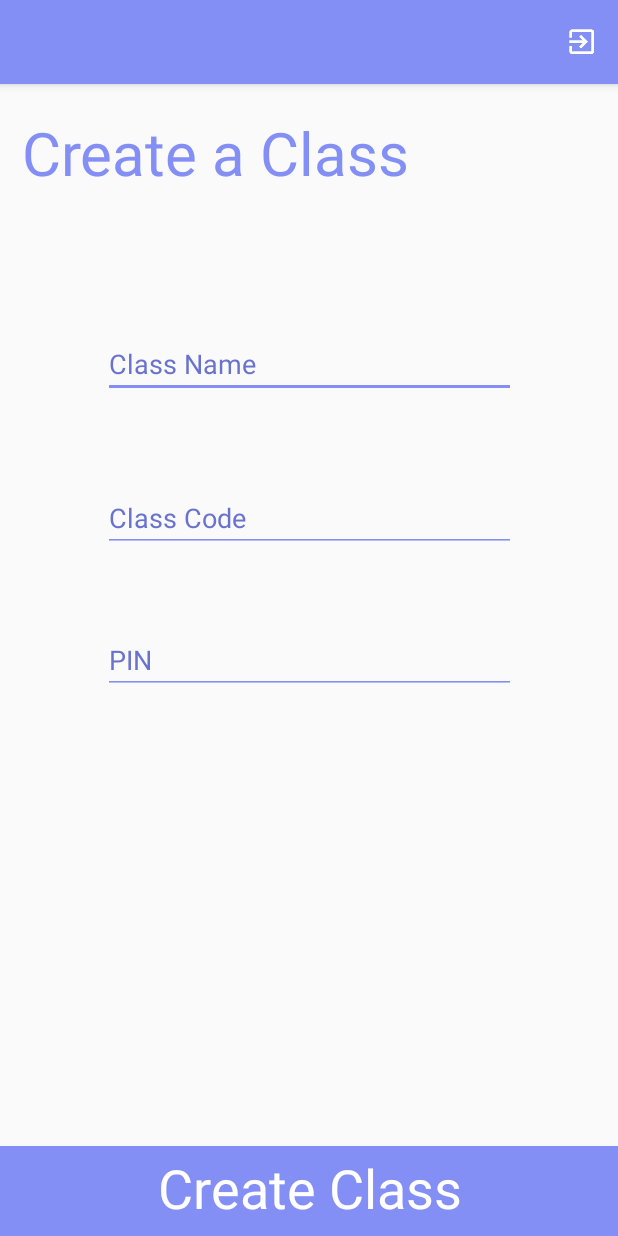
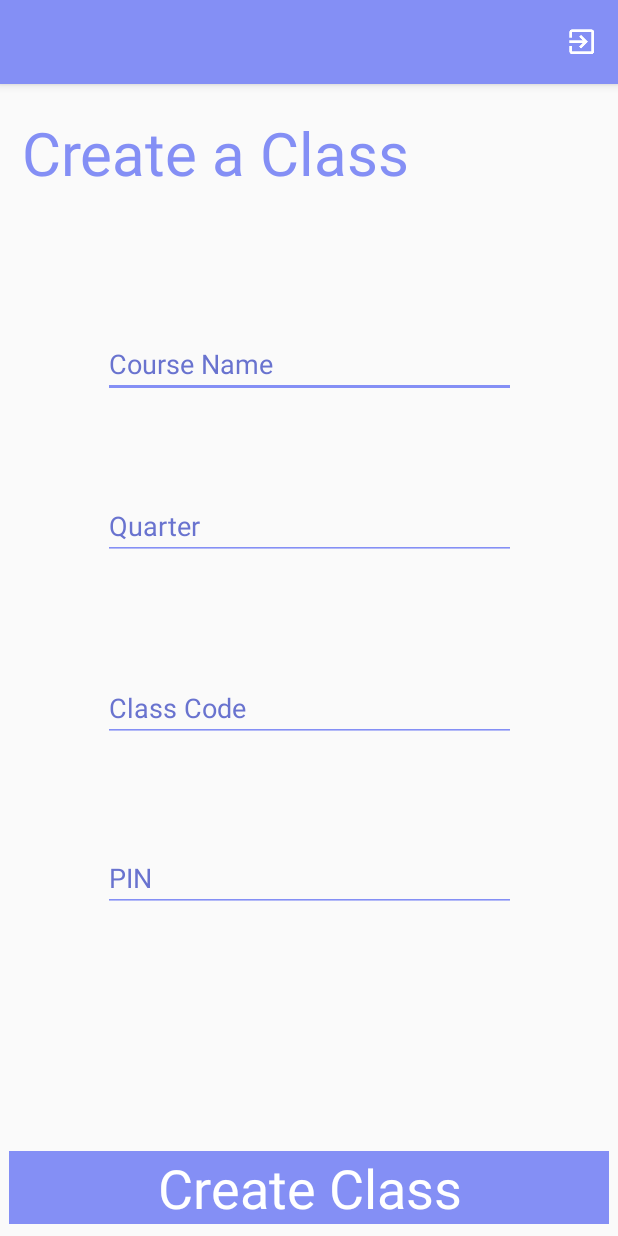
Before and after one commit to ksuhr1/CMPS115-Etendence, an Android app: the PaddClass screen opened directly, with no data from a screen before it, on a phone screen of 412 x 824 dp. Run offline under Robolectric (Android 15) with nearby library versions, the phone set to English and light mode, and no system bars; our stand-ins replace Firebase (no records; nobody signed in at launch, a user with empty details on screens opened directly).

Commit message:
Added quarter field to professor create class

```diff
--- a/app/src/main/java/ucsc/ettendance/PaddClass.java
+++ b/app/src/main/java/ucsc/ettendance/PaddClass.java
@@ -34,8 +34,6 @@ public class PaddClass extends AppCompatActivity
     private static FirebaseAuth mFirebaseAuth;
     private FirebaseUser mFirebaseUser;
 
-
-
     private DatabaseReference databaseReference;
 
     @Override
@@ -47,8 +45,9 @@ public class PaddClass extends AppCompatActivity
         mFirebaseAuth = FirebaseAuth.getInstance();
         mFirebaseUser= mFirebaseAuth.getCurrentUser();
 
+        //initializing firebase authentication object
+        databaseReference = FirebaseDatabase.getInstance().getReference();
 
-        databaseReference = FirebaseDatabase.getInstance().getReference();
 
         mClassNameView = (EditText) findViewById(R.id.className);
         mClassCodeView = (EditText) findViewById(R.id.classCode);
--- a/app/src/main/res/layout/activity_padd_class.xml
+++ b/app/src/main/res/layout/activity_padd_class.xml
@@ -5,24 +5,6 @@
     android:layout_width="match_parent"
     android:layout_height="match_parent"
     tools:context="ucsc.ettendance.PaddClass">
-
-    <RelativeLayout
-        android:layout_width="match_parent"
-        android:layout_height="match_parent"
-        tools:layout_editor_absoluteX="0dp"
-        tools:layout_editor_absoluteY="0dp">
-
-        <View
-            android:id="@+id/myRectangleView"
-            android:layout_width="match_parent"
-            android:layout_height="60dp"
-            android:layout_alignParentBottom="true"
-            android:layout_marginTop="504dp"
-            android:background="@drawable/bluebuttonback"
-            app:layout_constraintTop_toTopOf="parent"
-            tools:layout_editor_absoluteX="-20dp" />
-
-    </RelativeLayout>
 
     <TextView
         android:id="@+id/title"
@@ -70,7 +52,29 @@
         tools:text="Create Class" />
 
     <EditText
-        android:id="@+id/className"
+    android:id="@+id/className"
+    android:layout_width="275dp"
+    android:layout_height="wrap_content"
+    android:layout_marginBottom="8dp"
+    android:layout_marginLeft="8dp"
+    android:layout_marginRight="8dp"
+    android:layout_marginTop="8dp"
+    android:backgroundTint="@color/lightBlue"
+    android:ems="10"
+    android:hint="Course Name"
+    android:inputType="text"
+    android:singleLine="false"
+    android:textColor="@color/darkBlue"
+    app:layout_constraintBottom_toBottomOf="parent"
+    app:layout_constraintHorizontal_bias="0.505"
+    app:layout_constraintLeft_toLeftOf="parent"
+    app:layout_constraintRight_toRightOf="parent"
+    app:layout_constraintTop_toTopOf="parent"
+    app:layout_constraintVertical_bias="0.221" />
+
+
+    <EditText
+        android:id="@+id/classQuarter"
         android:layout_width="275dp"
         android:layout_height="wrap_content"
         android:layout_marginBottom="8dp"
@@ -79,7 +83,7 @@
         android:layout_marginTop="8dp"
         android:backgroundTint="@color/lightBlue"
         android:ems="10"
-        android:hint="Class Name"
+        android:hint="Quarter"
         android:inputType="text"
         android:singleLine="false"
         android:textColor="@color/darkBlue"
@@ -88,7 +92,7 @@
         app:layout_constraintLeft_toLeftOf="parent"
         app:layout_constraintRight_toRightOf="parent"
         app:layout_constraintTop_toTopOf="parent"
-        app:layout_constraintVertical_bias="0.221" />
+        app:layout_constraintVertical_bias="0.374" />
 
     <EditText
         android:id="@+id/classCode"
@@ -109,7 +113,7 @@
         app:layout_constraintLeft_toLeftOf="parent"
         app:layout_constraintRight_toRightOf="parent"
         app:layout_constraintTop_toTopOf="parent"
-        app:layout_constraintVertical_bias="0.366" />
+        app:layout_constraintVertical_bias="0.545" />
 
     <EditText
         android:id="@+id/pin"
@@ -125,10 +129,11 @@
         android:inputType="number"
         android:textColor="@color/darkBlue"
         app:layout_constraintBottom_toBottomOf="parent"
-        app:layout_constraintHorizontal_bias="0.503"
+        app:layout_constraintHorizontal_bias="0.505"
         app:layout_constraintLeft_toLeftOf="parent"
         app:layout_constraintRight_toRightOf="parent"
-        app:layout_constraintTop_toTopOf="parent" />
+        app:layout_constraintTop_toTopOf="parent"
+        app:layout_constraintVertical_bias="0.706" />
 
 
 
```
